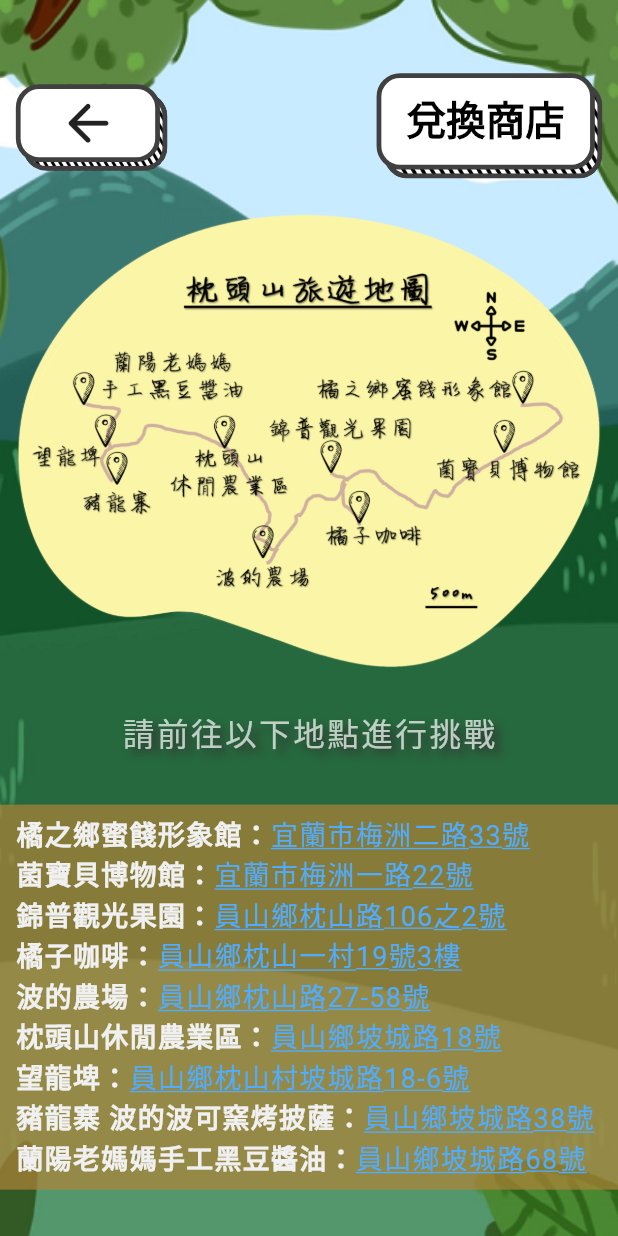
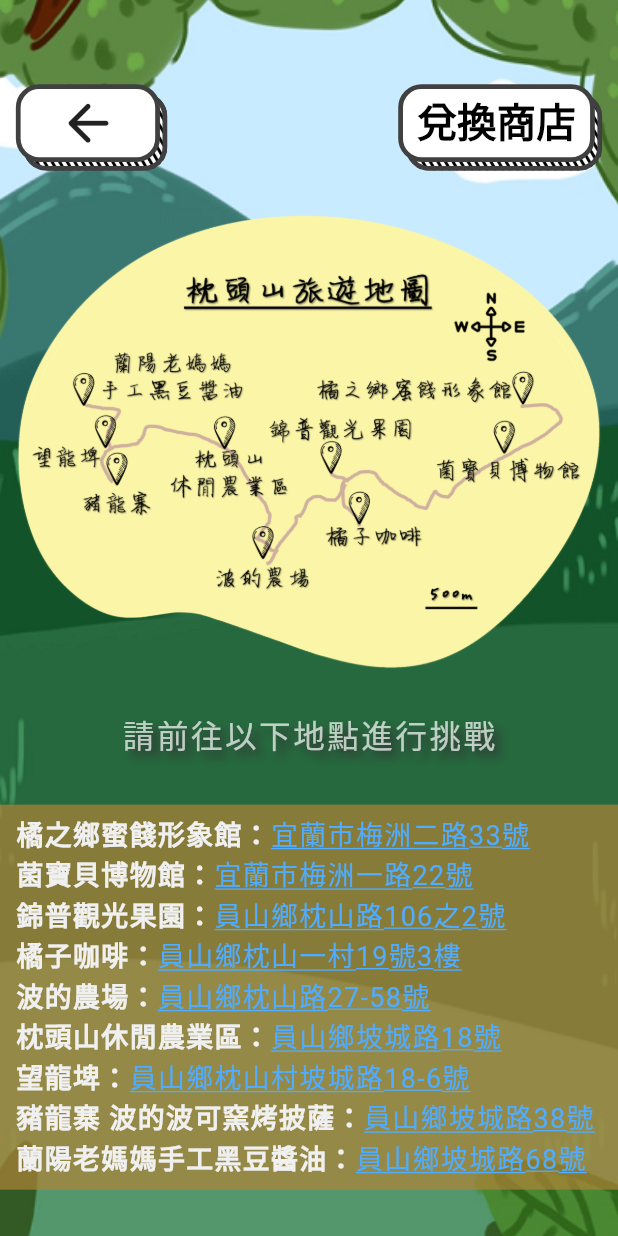
Before and after one commit to davidlai0263/pillow, a Flutter app: the LobbyPage screen opened by its route, on a phone screen of 412 x 824 dp. Run offline on Flutter 3.47's test engine with Material 2 defaults, Android fonts, the light colour scheme and no system bars; our stand-ins replace animated_toggle_switch, flutter_screenutil, flutter_svg, geolocator, get, shared_preferences; missing offline and left inert: map_launcher; accounts and stored records are empty.

Commit message:
borderraius

```diff
--- a/lib/bus/bus_view.dart
+++ b/lib/bus/bus_view.dart
@@ -99,7 +99,6 @@
                                     style: TextStyle(
                                         color: Colors.black,
                                         fontSize: 16.sp,
-                                        fontWeight: FontWeight.w500,
                                         letterSpacing: 4),
                                     children: const [
                                   TextSpan(text: '※錦普觀光梨園為單邊設站(僅有去程)\n'),
--- a/lib/component/data/string_vaule.dart
+++ /dev/null
@@ -1,2 +0,0 @@
-const ruleText =
-    '本程式中有提供地圖可以查看地點，到指定地點後會自動跳出挑戰及提示，依照提示指示回答問題若正確的話可以獲得轉盤機會隨機獲得積分，積分可累積並於地圖頁面點選兌換，可依照不同的積分兌換優惠或獎品。';
--- a/lib/lobby/lobby_state.dart
+++ b/lib/lobby/lobby_state.dart
@@ -6,7 +6,7 @@
   late bool availableChallenge;
   late List<bool> challengeSave;
   late int credit;
-
+  late List<int> coupon;
   LobbyState() {
     nearLocation = siteMap.first;
     availableChallenge = false;
@@ -22,6 +22,7 @@
       false
     ];
     credit = 0;
+    coupon = [0, 0, 0, 0, 0, 0, 0];
   }
 
   initData() async {
@@ -30,10 +31,12 @@
       challengeSave =
           _stringListToBoolList(prefs.getStringList('challengeSave')!);
       credit = prefs.getInt('credit')!;
+      coupon = _stringListToIntList(prefs.getStringList('coupon')!);
     } else {
       await prefs.setStringList(
           'challengeSave', _boolListToStringList(challengeSave));
       await prefs.setInt('credit', credit);
+      await prefs.setStringList('coupon', _intListToStringList(coupon));
     }
   }
 
@@ -46,6 +49,11 @@
   saveCredit() async {
     final prefs = await SharedPreferences.getInstance();
     await prefs.setInt('credit', credit);
+  }
+
+  saveCoupon() async {
+    final prefs = await SharedPreferences.getInstance();
+    await prefs.setStringList('coupon', _intListToStringList(coupon));
   }
 
   _stringListToBoolList(List<String> stringList) {
@@ -71,4 +79,20 @@
     }
     return stringList;
   }
+
+  _stringListToIntList(List<String> stringList) {
+    List<int> intList = [];
+    for (var element in stringList) {
+      intList.add(int.parse(element));
+    }
+    return intList;
+  }
+
+  _intListToStringList(List<int> intList) {
+    List<String> stringList = [];
+    for (var element in intList) {
+      stringList.add(element.toString());
+    }
+    return stringList;
+  }
 }
--- a/lib/lobby/lobby_view.dart
+++ b/lib/lobby/lobby_view.dart
@@ -24,17 +24,20 @@
               child: Wrap(
                 children: <Widget>[
                   for (var map in availableMaps)
-                    ListTile(
+                    InkWell(
+                      borderRadius: BorderRadius.circular(10.r),
                       onTap: () => map.showMarker(
                         title: title,
                         description: description,
                         coords: coords,
                       ),
-                      title: Text(map.mapName),
-                      leading: SvgPicture.asset(
-                        map.icon,
-                        height: 30.0,
-                        width: 30.0,
+                      child: ListTile(
+                        title: Text(map.mapName),
+                        leading: SvgPicture.asset(
+                          map.icon,
+                          height: 30.0,
+                          width: 30.0,
+                        ),
                       ),
                     ),
                 ],
@@ -76,14 +79,14 @@
             ),
           ),
           Positioned(
-            top: 50.h,
+            top: 57.5.h,
             right: 10.w,
             child: DoodleBtnWidget(
               onTapUpCallback: () {
                 Get.toNamed(RouteConfig.store);
               },
-              facWidth: 0.365,
-              facHeight: 0.085,
+              facWidth: 0.33,
+              facHeight: 0.07,
               text: '兌換商店',
             ),
           ),
@@ -103,7 +106,7 @@
                     fit: BoxFit.contain,
                   )),
               SizedBox(
-                height: 30.sp,
+                height: 28.5.sp,
                 child: GestureDetector(
                   onTap: () {
                     debugPrint('press');
--- a/lib/rules/rules_state.dart
+++ b/lib/rules/rules_state.dart
@@ -1,4 +1,8 @@
 class RulesState {
+
+  final String ruleText =
+      '本程式中有提供地圖可以查看地點，到指定地點後會自動跳出挑戰及提示，依照提示指示回答問題若正確的話可以獲得轉盤機會隨機獲得積分，積分可累積並於地圖頁面點選兌換，可依照不同的積分兌換優惠或獎品。';
+
   RulesState() {
     ///Initialize variables
   }
--- a/lib/rules/rules_view.dart
+++ b/lib/rules/rules_view.dart
@@ -3,8 +3,6 @@
 import 'package:flutter_screenutil/flutter_screenutil.dart';
 import 'package:pillow/component/doodle_btn/btn_view.dart';
 
-import '../component/data/site.dart';
-import '../component/data/string_vaule.dart';
 import 'rules_logic.dart';
 
 class RulesPage extends StatelessWidget {
@@ -75,7 +73,7 @@
                 child: SingleChildScrollView(
                   child: Padding(
                     padding: EdgeInsets.all(12.0.r),
-                    child: Text(ruleText,
+                    child: Text(state.ruleText,
                         textAlign: TextAlign.start,
                         style: TextStyle(
                             color: const Color(0xffeaeaea),
```
Also changed, not shown: lib/lobby/lobby_logic.dart (+17 -8 lines), lib/store/store_view.dart (+40 -1 lines), 1 other file.
